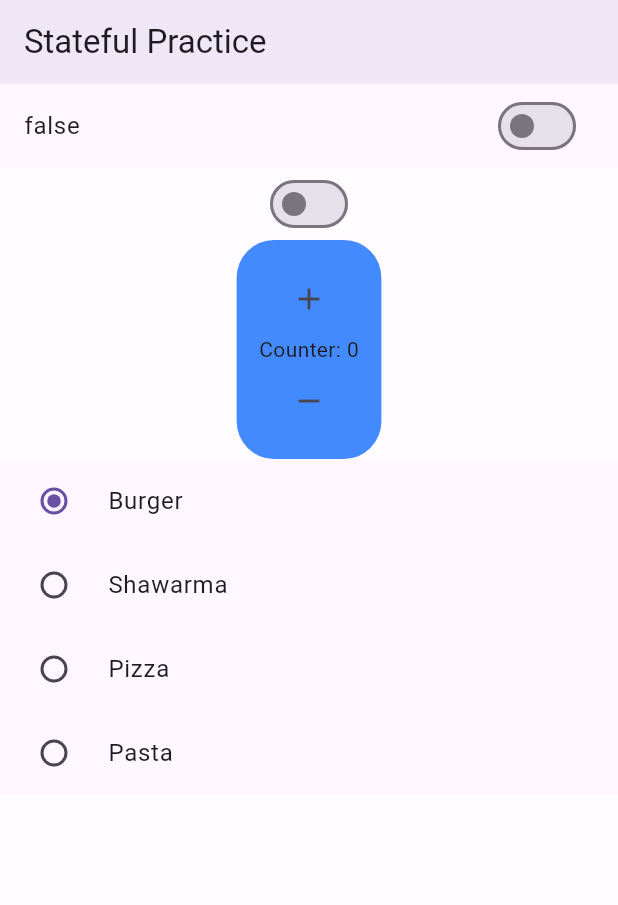
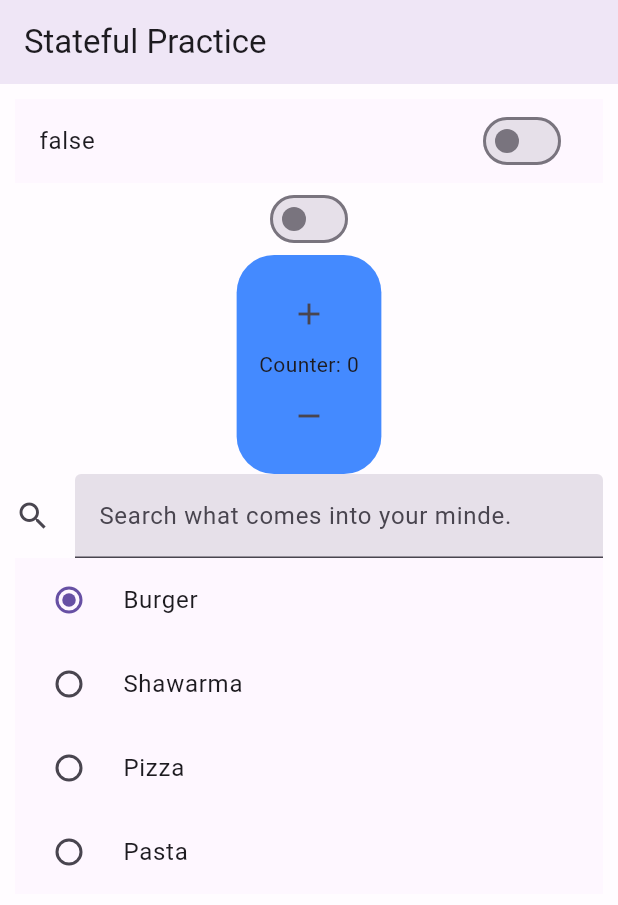
Before and after one commit to BugZilla27/BiteApp, a Flutter app: the screen it shows after launch, on a phone screen of 412 x 824 dp. Shown: the top 905 px of the screen. Run offline on Flutter 3.47's test engine with Material 3 defaults, Android fonts, the phone set to English and light mode, and no system bars; our stand-ins replace google_fonts.

Commit message:
Add TextField practice

```diff
--- a/lib/counter_home_screen.dart
+++ b/lib/counter_home_screen.dart
@@ -28,6 +28,7 @@ class _CounterHomeScreenState extends State<CounterHomeScreen> {
       body: Container(
         color: Colors.white60,
         alignment: Alignment.topCenter,
+        padding: EdgeInsets.all(10),
         child: SingleChildScrollView(
           child: Column(
             children: [
@@ -88,6 +89,14 @@ class _CounterHomeScreenState extends State<CounterHomeScreen> {
                 ),
               ),
 
+              TextField(
+                decoration: InputDecoration(
+                  icon: Icon(Icons.search),
+                  filled: true,
+                  label: Text('Search what comes into your minde.'),
+                ),
+              ),
+              //RadioListTile Widget
               Material(
                 child: RadioGroup(
                   groupValue: foodChoice,
--- a/lib/main.dart
+++ b/lib/main.dart
@@ -11,6 +11,7 @@ class BiteApp extends StatelessWidget {
 
   @override
   Widget build(BuildContext context) {
-    return MaterialApp(title: 'BiteApp', home: const CounterHomeScreen());
+    return MaterialApp(title: 'BiteApp', home: const CounterHomeScreen()
+    );
   }
 }
```
